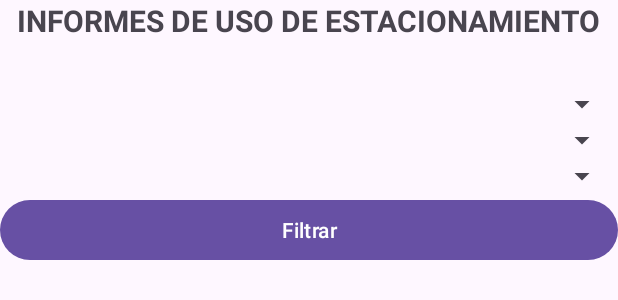
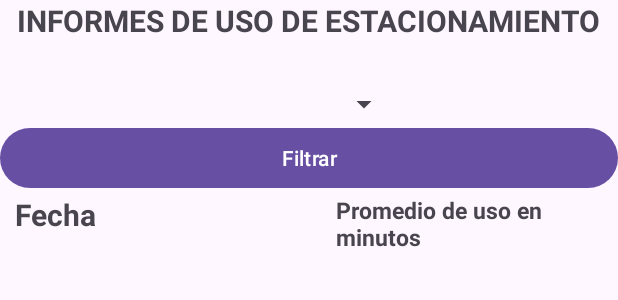
Before and after one commit to JovaxdMc/ProyectoEstacionamiento, an Android app: the layout activity_informes.xml on its own in the app's theme, with its tools: preview values and no code run, on a phone screen of 412 x 824 dp. Shown: the top 300 px of the screen. Run offline under Robolectric (Android 15) with nearby library versions, the phone set to English and light mode, and no system bars.

Commit message:
Los informes se actualizaron

```diff
--- a/app/build.gradle
+++ b/app/build.gradle
@@ -26,6 +26,7 @@ android {
         sourceCompatibility JavaVersion.VERSION_1_8
         targetCompatibility JavaVersion.VERSION_1_8
     }
+
     buildFeatures {
         viewBinding true
     }
@@ -40,12 +41,15 @@ dependencies {
     implementation 'com.android.volley:volley-cronet:1.2.1'
     implementation 'androidx.annotation:annotation:1.3.0'
     implementation 'androidx.lifecycle:lifecycle-livedata-ktx:2.4.1'
-    implementation 'androidx.lifecycle:lifecycle-viewmodel-ktx:2.4.1'
     implementation 'androidx.navigation:navigation-fragment:2.5.3'
     implementation 'androidx.navigation:navigation-ui:2.5.3'
     testImplementation 'junit:junit:4.13.2'
     androidTestImplementation 'androidx.test.ext:junit:1.1.5'
     androidTestImplementation 'androidx.test.espresso:espresso-core:3.5.1'
     implementation 'com.google.zxing:core:3.4.1'
+    implementation 'org.json:json:20210307'
+    implementation 'com.jjoe64:graphview:4.2.2'
+
+
 
 }
--- a/app/src/main/AndroidManifest.xml
+++ b/app/src/main/AndroidManifest.xml
@@ -10,7 +10,6 @@
     <uses-permission android:name="android.permission.INTERNET" />
     <uses-permission android:name="android.permission.CALL_PHONE" />
     <uses-permission android:name="android.permission.MANAGE_EXTERNAL_STORAGE" />
-3
     <application
         android:allowBackup="true"
         android:dataExtractionRules="@xml/data_extraction_rules"
@@ -25,6 +24,10 @@
         <activity
             android:name=".Users"
             android:exported="false" />
+        <activity
+            android:name=".informes"
+            android:exported="false"
+            />
         <activity
             android:name=".Pluma"
             android:exported="false" />
--- a/app/src/main/res/layout/activity_informes.xml
+++ b/app/src/main/res/layout/activity_informes.xml
@@ -15,31 +15,54 @@
         android:textSize="20sp"
         android:layout_marginBottom="30sp"
         android:textStyle="bold"></TextView>
-    <Spinner
-        android:id="@+id/spinnerDay"
+    <LinearLayout
         android:layout_width="match_parent"
-        android:layout_height="wrap_content" />
+        android:layout_height="wrap_content"
+        android:orientation="horizontal"
+        android:layout_gravity="center">
 
         <Spinner
             android:id="@+id/spinnerMonth"
-        android:layout_width="match_parent"
+            android:layout_width="400px"
             android:layout_height="wrap_content" />
 
         <Spinner
             android:id="@+id/spinnerYear"
-        android:layout_width="match_parent"
+            android:layout_width="400px"
             android:layout_height="wrap_content" />
+    </LinearLayout>
+
 
     <Button
         android:id="@+id/btnFilter"
         android:layout_width="match_parent"
         android:layout_height="wrap_content"
         android:text="Filtrar" />
-
-    <FrameLayout
-        android:id="@+id/chart_container"
+    <LinearLayout
         android:layout_width="match_parent"
-        android:layout_height="300dp" />
-
+        android:layout_height="wrap_content"
+        android:orientation="horizontal"
+        >
+        <TextView
+            android:layout_width="wrap_content"
+            android:layout_height="wrap_content"
+            android:text="Fecha"
+            android:textStyle="bold"
+            android:textSize="20sp"
+            android:layout_gravity="start"
+            android:layout_marginLeft="10sp">
+        </TextView>
+        <TextView
+            android:layout_width="wrap_content"
+            android:layout_height="wrap_content"
+            android:text="Promedio de uso en minutos"
+            android:textStyle="bold"
+            android:textSize="15sp"
+            android:layout_marginLeft="160sp"></TextView>
+    </LinearLayout>
+    <androidx.recyclerview.widget.RecyclerView
+        android:id="@+id/recyclerView"
+        android:layout_width="match_parent"
+        android:layout_height="wrap_content" />
 
 </LinearLayout>
--- a/gradle.properties
+++ b/gradle.properties
@@ -19,3 +19,4 @@ android.useAndroidX=true
 # resources declared in the library itself and none from the library's dependencies,
 # thereby reducing the size of the R class for that library
 android.nonTransitiveRClass=true
+android.enableJetifier=true
--- a/settings.gradle
+++ b/settings.gradle
@@ -3,6 +3,8 @@ pluginManagement {
         google()
         mavenCentral()
         gradlePluginPortal()
+        maven { url 'https://jitpack.io' }
+
     }
 }
 dependencyResolutionManagement {
```
Also changed, not shown: app/src/main/java/com/example/proyectoestacionamiento/MenuAdmin.java (+8 -0 lines), app/src/main/java/com/example/proyectoestacionamiento/ReportAdapter.java (added, +84 -0 lines), app/src/main/java/com/example/proyectoestacionamiento/ReportItem.java (added, +19 -0 lines), app/src/main/java/com/example/proyectoestacionamiento/informes.java (+225 -0 lines), app/src/main/res/layout/item_header.xml (added, +15 -0 lines), app/src/main/res/layout/item_report.xml (added, +23 -0 lines), build.gradle (line endings or trailing spaces). Lines whose indentation alone changed are shown as unchanged.
